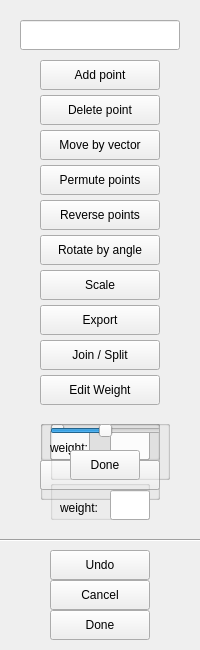
This is curver/ui/curve_edit.ui in wiatrak2/curver as Qt 5 draws it before an edit. The edited form follows.
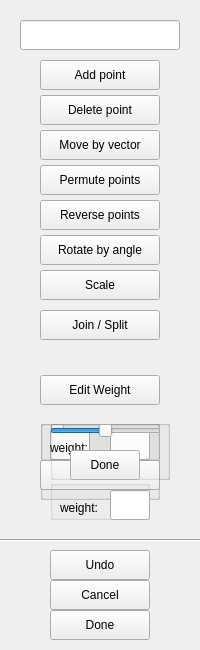
This is the edited form.

Commit message: Move export curve to menu bar

Diff of the .ui file:
```diff
--- a/curver/ui/curve_edit.ui
+++ b/curver/ui/curve_edit.ui
@@ -165,19 +165,6 @@
     <string>Undo</string>
    </property>
   </widget>
-  <widget class="QPushButton" name="exportCurveButton">
-   <property name="geometry">
-    <rect>
-     <x>40</x>
-     <y>305</y>
-     <width>120</width>
-     <height>30</height>
-    </rect>
-   </property>
-   <property name="text">
-    <string>Export</string>
-   </property>
-  </widget>
   <widget class="QPushButton" name="deletePointButton">
    <property name="geometry">
     <rect>
@@ -415,7 +402,7 @@
    <property name="geometry">
     <rect>
      <x>40</x>
-     <y>340</y>
+     <y>310</y>
      <width>120</width>
      <height>30</height>
     </rect>
```
Left out of the diff: 1 changed line with no effect on the pictures. The commit also changes 4 other files.
